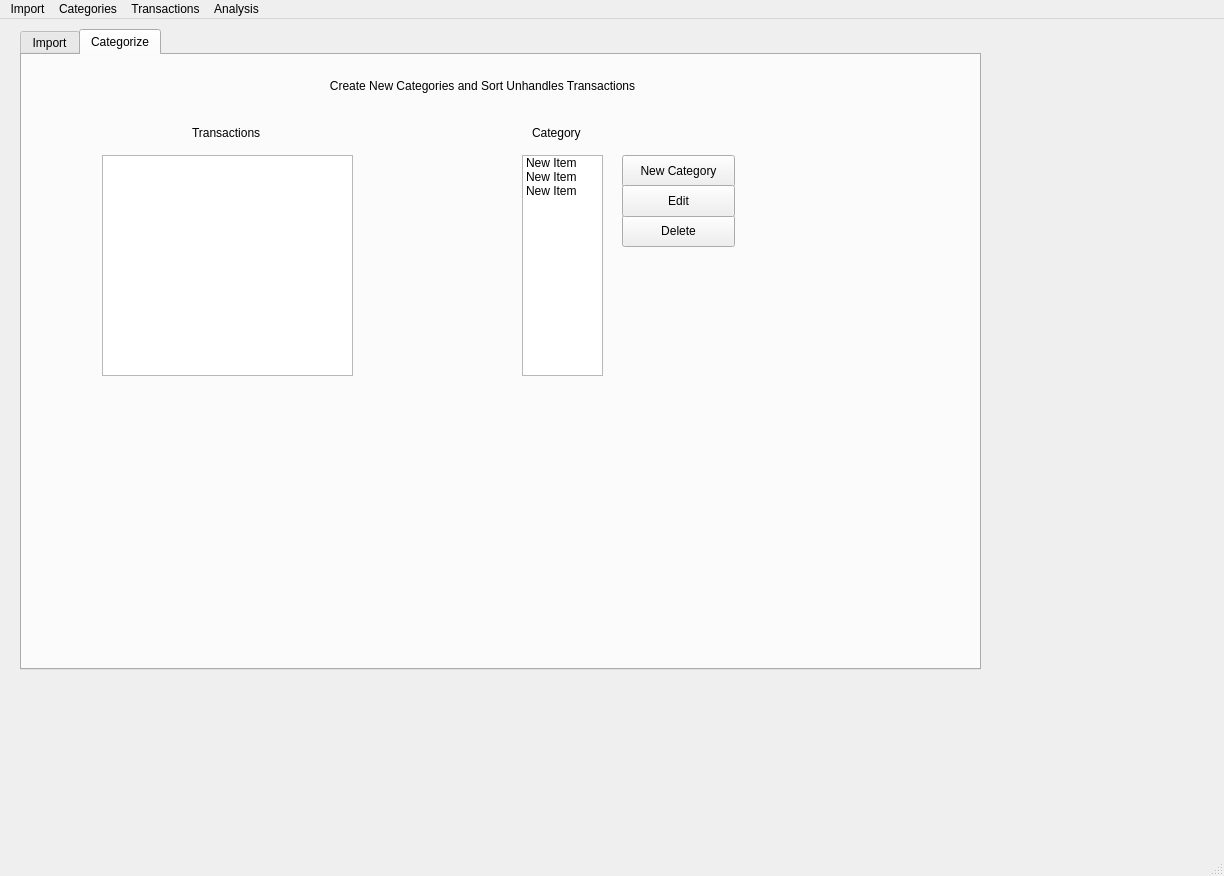
The window that window.ui (robscott1/TransactionSorter) describes before a commit, drawn with Qt 5.
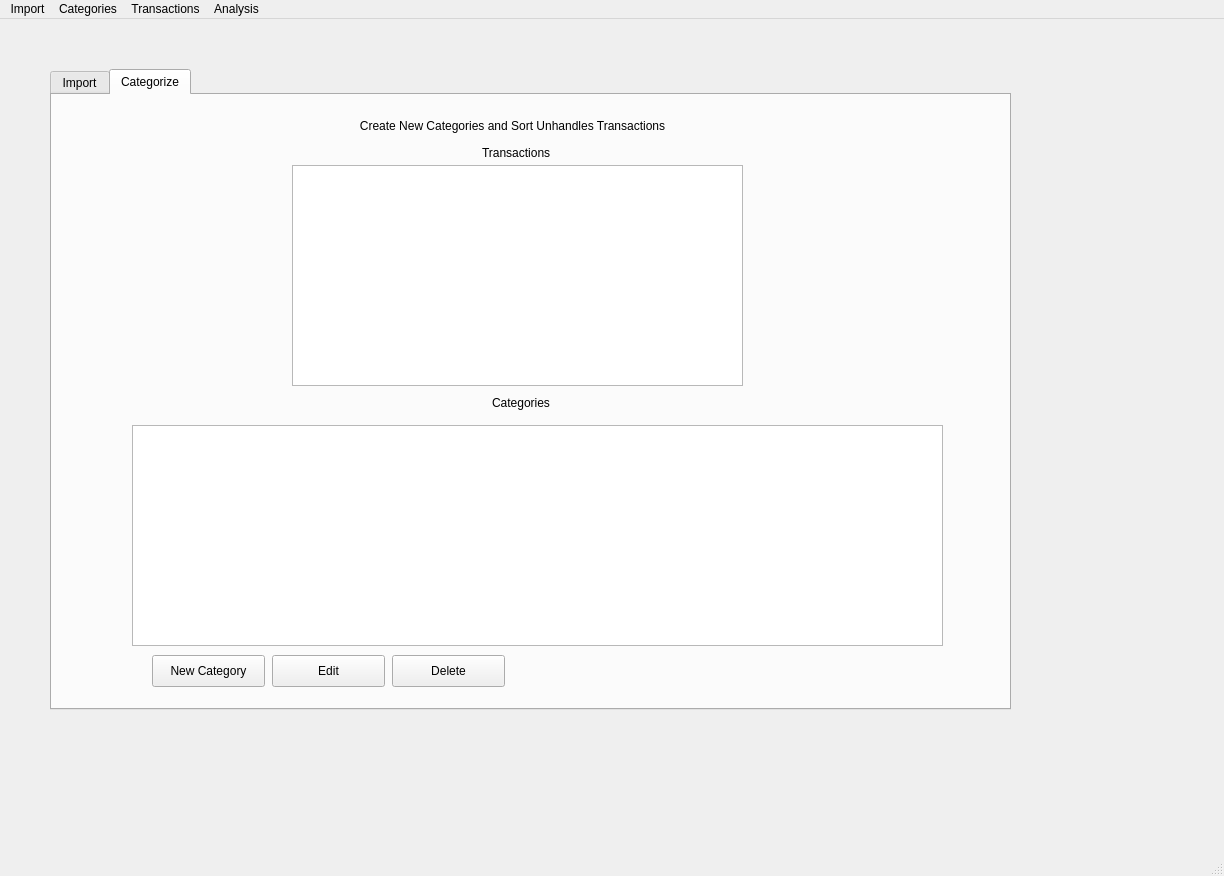
The same window after the commit.

Commit message: New Category tab with a table instead of a list. This should help us use the drag and drop

The edit to the form file:
```diff
--- a/window.ui
+++ b/window.ui
@@ -17,8 +17,8 @@
    <widget class="QTabWidget" name="importTab">
     <property name="geometry">
      <rect>
-      <x>20</x>
-      <y>10</y>
+      <x>50</x>
+      <y>50</y>
       <width>961</width>
       <height>641</height>
      </rect>
@@ -108,45 +108,11 @@
        <set>Qt::AlignCenter</set>
       </property>
      </widget>
-     <widget class="QListWidget" name="categoryList">
-      <property name="geometry">
-       <rect>
-        <x>500</x>
-        <y>100</y>
-        <width>81</width>
-        <height>221</height>
-       </rect>
-      </property>
-      <item>
-       <property name="text">
-        <string>New Item</string>
-       </property>
-       <property name="flags">
-        <set>ItemIsSelectable|ItemIsDropEnabled|ItemIsUserCheckable|ItemIsEnabled</set>
-       </property>
-      </item>
-      <item>
-       <property name="text">
-        <string>New Item</string>
-       </property>
-       <property name="flags">
-        <set>ItemIsSelectable|ItemIsDropEnabled|ItemIsUserCheckable|ItemIsEnabled</set>
-       </property>
-      </item>
-      <item>
-       <property name="text">
-        <string>New Item</string>
-       </property>
-       <property name="flags">
-        <set>ItemIsSelectable|ItemIsDropEnabled|ItemIsUserCheckable|ItemIsEnabled</set>
-       </property>
-      </item>
-     </widget>
      <widget class="QPushButton" name="openCatPopUp">
       <property name="geometry">
        <rect>
-        <x>600</x>
-        <y>100</y>
+        <x>100</x>
+        <y>560</y>
         <width>113</width>
         <height>32</height>
        </rect>
@@ -158,21 +124,21 @@
      <widget class="QLabel" name="listLabel">
       <property name="geometry">
        <rect>
-        <x>510</x>
-        <y>70</y>
-        <width>60</width>
+        <x>440</x>
+        <y>300</y>
+        <width>71</width>
         <height>16</height>
        </rect>
       </property>
       <property name="text">
-       <string>Category</string>
+       <string>Categories</string>
       </property>
      </widget>
      <widget class="QPushButton" name="deleteCategory">
       <property name="geometry">
        <rect>
-        <x>600</x>
-        <y>160</y>
+        <x>340</x>
+        <y>560</y>
         <width>113</width>
         <height>32</height>
        </rect>
@@ -184,8 +150,8 @@
      <widget class="QPushButton" name="editCategory">
       <property name="geometry">
        <rect>
-        <x>600</x>
-        <y>130</y>
+        <x>220</x>
+        <y>560</y>
         <width>113</width>
         <height>32</height>
        </rect>
@@ -197,9 +163,9 @@
      <widget class="QListWidget" name="unhandledTransactionsList">
       <property name="geometry">
        <rect>
-        <x>80</x>
-        <y>100</y>
-        <width>251</width>
+        <x>240</x>
+        <y>70</y>
+        <width>451</width>
         <height>221</height>
        </rect>
       </property>
@@ -207,8 +173,8 @@
      <widget class="QLabel" name="label">
       <property name="geometry">
        <rect>
-        <x>170</x>
-        <y>70</y>
+        <x>430</x>
+        <y>50</y>
         <width>91</width>
         <height>16</height>
        </rect>
@@ -217,6 +183,25 @@
        <string>Transactions</string>
       </property>
      </widget>
+     <widget class="QTableWidget" name="categoryTable">
+      <property name="geometry">
+       <rect>
+        <x>80</x>
+        <y>330</y>
+        <width>811</width>
+        <height>221</height>
+       </rect>
+      </property>
+      <property name="mouseTracking">
+       <bool>false</bool>
+      </property>
+      <property name="acceptDrops">
+       <bool>true</bool>
+      </property>
+      <property name="dragEnabled">
+       <bool>true</bool>
+      </property>
+     </widget>
     </widget>
    </widget>
   </widget>
```
Left out of the diff: 3 changed lines with no effect on the pictures. The commit also changes 2 other files.
